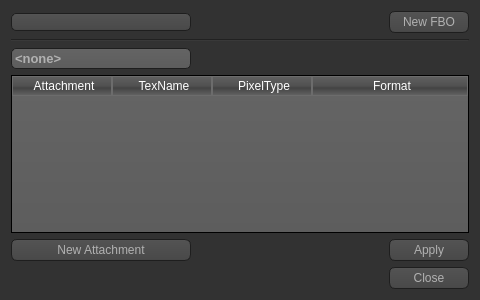
KoRE0/KoRE, file src/KoRE_GUI/FrameBufferEditor.ui: the form before one commit.
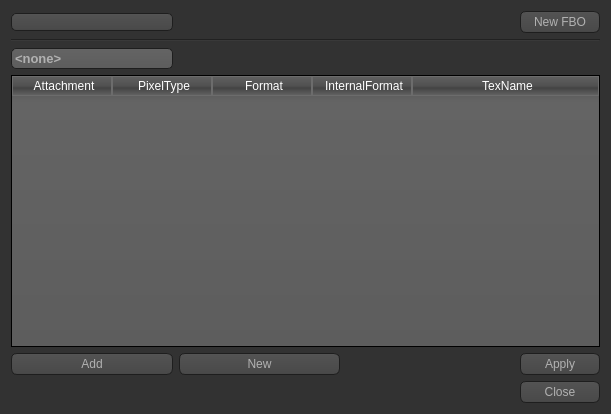
The form after the commit. Icons and pictures are not drawn.

Patch:
```diff
--- a/src/KoRE_GUI/FrameBufferEditor.ui
+++ b/src/KoRE_GUI/FrameBufferEditor.ui
@@ -6,8 +6,8 @@
    <rect>
     <x>0</x>
     <y>0</y>
-    <width>480</width>
-    <height>300</height>
+    <width>611</width>
+    <height>414</height>
    </rect>
   </property>
   <property name="minimumSize">
@@ -493,7 +493,7 @@
    <locale language="English" country="UnitedStates"/>
   </property>
   <layout class="QGridLayout" name="gridLayout_2">
-   <item row="3" column="0">
+   <item row="3" column="1">
     <widget class="QLineEdit" name="nameEdit">
      <property name="font">
       <font>
@@ -508,14 +508,14 @@
      </property>
     </widget>
    </item>
-   <item row="2" column="0" colspan="4">
+   <item row="2" column="1" colspan="5">
     <widget class="Line" name="line">
      <property name="orientation">
       <enum>Qt::Horizontal</enum>
      </property>
     </widget>
    </item>
-   <item row="6" column="3">
+   <item row="6" column="5">
     <widget class="QPushButton" name="applyButton">
      <property name="minimumSize">
       <size>
@@ -528,26 +528,7 @@
      </property>
     </widget>
    </item>
-   <item row="8" column="3">
-    <widget class="QPushButton" name="closeButton">
-     <property name="sizePolicy">
-      <sizepolicy hsizetype="Minimum" vsizetype="Fixed">
-       <horstretch>0</horstretch>
-       <verstretch>0</verstretch>
-      </sizepolicy>
-     </property>
-     <property name="minimumSize">
-      <size>
-       <width>0</width>
-       <height>0</height>
-      </size>
-     </property>
-     <property name="text">
-      <string>Close</string>
-     </property>
-    </widget>
-   </item>
-   <item row="1" column="0">
+   <item row="1" column="1">
     <widget class="QComboBox" name="framebufferselect">
      <property name="minimumSize">
       <size>
@@ -560,7 +541,7 @@
      </property>
     </widget>
    </item>
-   <item row="1" column="3">
+   <item row="1" column="5">
     <widget class="QPushButton" name="newbutton">
      <property name="sizePolicy">
       <sizepolicy hsizetype="Fixed" vsizetype="Fixed">
@@ -582,7 +563,7 @@
      </property>
     </widget>
    </item>
-   <item row="4" column="0" colspan="4">
+   <item row="4" column="1" colspan="5">
     <widget class="QTableWidget" name="tableWidget">
      <property name="horizontalScrollBarPolicy">
       <enum>Qt::ScrollBarAsNeeded</enum>
@@ -596,19 +577,26 @@
      <property name="cornerButtonEnabled">
       <bool>false</bool>
      </property>
+     <attribute name="horizontalHeaderHighlightSections">
+      <bool>false</bool>
+     </attribute>
+     <attribute name="horizontalHeaderMinimumSectionSize">
+      <number>100</number>
+     </attribute>
      <attribute name="horizontalHeaderStretchLastSection">
       <bool>true</bool>
      </attribute>
+     <attribute name="verticalHeaderVisible">
+      <bool>false</bool>
+     </attribute>
+     <attribute name="verticalHeaderHighlightSections">
+      <bool>false</bool>
+     </attribute>
      <column>
       <property name="text">
        <string>Attachment</string>
       </property>
      </column>
-     <column>
-      <property name="text">
-       <string>TexName</string>
-      </property>
-     </column>
      <column>
       <property name="text">
        <string>PixelType</string>
@@ -619,9 +607,19 @@
        <string>Format</string>
       </property>
      </column>
+     <column>
+      <property name="text">
+       <string>InternalFormat</string>
+      </property>
+     </column>
+     <column>
+      <property name="text">
+       <string>TexName</string>
+      </property>
+     </column>
     </widget>
    </item>
-   <item row="1" column="1">
+   <item row="1" column="3">
     <spacer name="horizontalSpacer">
      <property name="orientation">
       <enum>Qt::Horizontal</enum>
@@ -634,14 +632,7 @@
      </property>
     </spacer>
    </item>
-   <item row="6" column="0">
-    <widget class="QPushButton" name="newattach">
-     <property name="text">
-      <string>New Attachment</string>
-     </property>
-    </widget>
-   </item>
-   <item row="6" column="1" colspan="2">
+   <item row="6" column="3" colspan="2">
     <spacer name="horizontalSpacer_2">
      <property name="orientation">
       <enum>Qt::Horizontal</enum>
@@ -654,6 +645,52 @@
      </property>
     </spacer>
    </item>
+   <item row="8" column="5">
+    <widget class="QPushButton" name="closeButton">
+     <property name="sizePolicy">
+      <sizepolicy hsizetype="Minimum" vsizetype="Fixed">
+       <horstretch>0</horstretch>
+       <verstretch>0</verstretch>
+      </sizepolicy>
+     </property>
+     <property name="minimumSize">
+      <size>
+       <width>0</width>
+       <height>0</height>
+      </size>
+     </property>
+     <property name="text">
+      <string>Close</string>
+     </property>
+    </widget>
+   </item>
+   <item row="6" column="1">
+    <widget class="QPushButton" name="addattach">
+     <property name="text">
+      <string>Add</string>
+     </property>
+    </widget>
+   </item>
+   <item row="6" column="2">
+    <widget class="QPushButton" name="newattach">
+     <property name="text">
+      <string>New</string>
+     </property>
+    </widget>
+   </item>
+   <item row="1" column="2">
+    <spacer name="horizontalSpacer_3">
+     <property name="orientation">
+      <enum>Qt::Horizontal</enum>
+     </property>
+     <property name="sizeHint" stdset="0">
+      <size>
+       <width>40</width>
+       <height>20</height>
+      </size>
+     </property>
+    </spacer>
+   </item>
   </layout>
  </widget>
  <layoutdefault spacing="6" margin="11"/>
```
